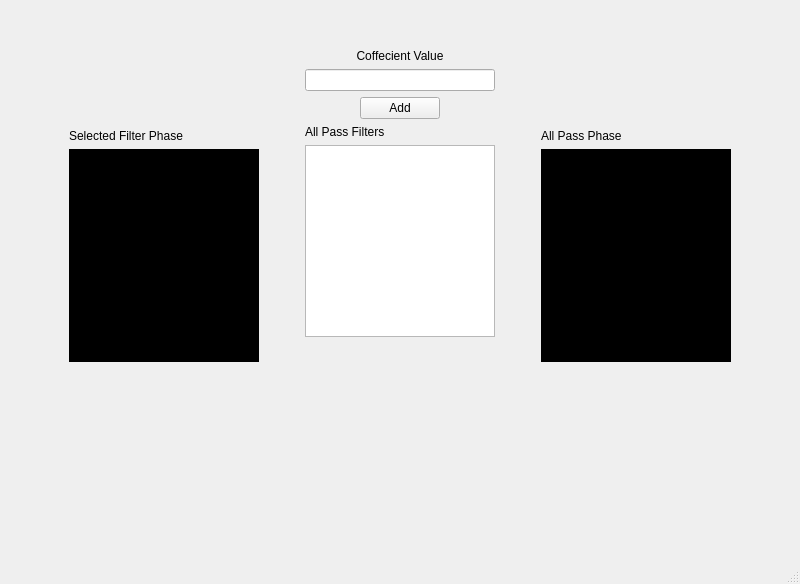
joyou159/Realtime_Digital_Filter_Design, file phaseCorrection.ui: the form before one commit.
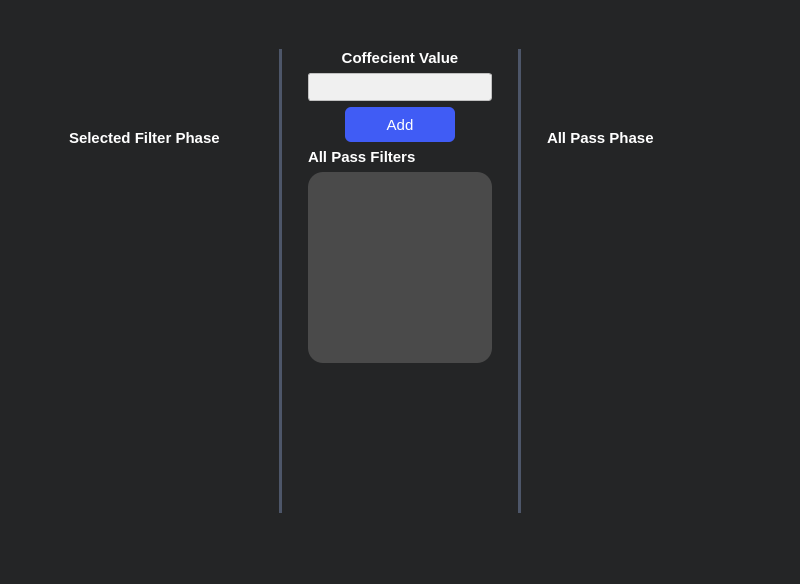
The form after the commit. Custom widgets are drawn as their Qt base class.

What changed in the file:
```diff
--- a/phaseCorrection.ui
+++ b/phaseCorrection.ui
@@ -13,10 +13,13 @@
   <property name="windowTitle">
    <string>MainWindow</string>
   </property>
+  <property name="styleSheet">
+   <string notr="true">background-color: #242526;</string>
+  </property>
   <widget class="QWidget" name="centralwidget">
    <layout class="QGridLayout" name="gridLayout">
     <item row="0" column="0">
-     <layout class="QHBoxLayout" name="horizontalLayout_2" stretch="1,1,1">
+     <layout class="QHBoxLayout" name="horizontalLayout_2" stretch="1,0,1,0,1">
       <property name="leftMargin">
        <number>40</number>
       </property>
@@ -52,6 +55,17 @@
         </item>
         <item>
          <widget class="QLabel" name="label_3">
+          <property name="font">
+           <font>
+            <pointsize>-1</pointsize>
+            <bold>true</bold>
+           </font>
+          </property>
+          <property name="styleSheet">
+           <string notr="true">color:white;
+font-size:15px;
+margin: 0 0 ;</string>
+          </property>
           <property name="text">
            <string>Selected Filter Phase</string>
           </property>
@@ -60,8 +74,8 @@
         <item>
          <widget class="PlotWidget" name="selectedFilterPhase" native="true">
           <property name="styleSheet">
-           <string notr="true">background-color: rgb(0, 0, 0);
-</string>
+           <string notr="true">border-radius: 6px;
+background: rgba(74, 74, 74, 0);</string>
           </property>
          </widget>
         </item>
@@ -80,6 +94,36 @@
         </item>
        </layout>
       </item>
+      <item>
+       <widget class="Line" name="line">
+        <property name="styleSheet">
+         <string notr="true">/* Line style */
+
+  /* Set the width of the line */
+  width: 20px;
+
+  /* Set the height of the line */
+  height: 5px;
+
+  /* Set the background color of the line */
+  background-color:rgb(77, 86, 105);
+
+  /* Set the border of the line */
+  border: 10px;
+
+  /* Set the border radius of the line */
+  border-radius:5px;
+
+
+
+
+</string>
+        </property>
+        <property name="orientation">
+         <enum>Qt::Vertical</enum>
+        </property>
+       </widget>
+      </item>
       <item>
        <layout class="QVBoxLayout" name="verticalLayout_3">
         <property name="leftMargin">
@@ -92,6 +136,17 @@
          <layout class="QVBoxLayout" name="verticalLayout">
           <item>
            <widget class="QLabel" name="label">
+            <property name="font">
+             <font>
+              <pointsize>-1</pointsize>
+              <bold>true</bold>
+             </font>
+            </property>
+            <property name="styleSheet">
+             <string notr="true">color:white;
+font-size:15px;
+margin: 0 0 ;</string>
+            </property>
             <property name="text">
              <string>Coffecient Value</string>
             </property>
@@ -102,6 +157,19 @@
           </item>
           <item>
            <widget class="QLineEdit" name="lineEdit">
+            <property name="styleSheet">
+             <string notr="true">QLineEdit {
+    background-color: #f0f0f0;  /* Background color */
+    border: 1px solid #c0c0c0;  /* Border color */
+    padding: 5px;  /* Padding */
+    border-radius: 3px;  /* Border radius */
+}
+
+QLineEdit:hover {
+    border: 1px solid #707070;  /* Border color on hover */
+}
+</string>
+            </property>
             <property name="inputMethodHints">
              <set>Qt::ImhNone</set>
             </property>
@@ -132,6 +200,41 @@
           </item>
           <item>
            <widget class="QPushButton" name="add">
+            <property name="styleSheet">
+             <string notr="true">QPushButton{
+  appearance: button;
+  backface-visibility: hidden;
+  background-color: #405cf5;
+  border-radius: 6px;
+  border-width: 0;
+  box-shadow: rgba(50, 50, 93, .1) 0 0 0 1px inset,rgba(50, 50, 93, .1) 0 2px 5px 0,rgba(0, 0, 0, .07) 0 1px 1px 0;
+  box-sizing: border-box;
+  color: #fff;
+  cursor: pointer;
+  font-family: -apple-system,system-ui,&quot;Segoe UI&quot;,Roboto,&quot;Helvetica Neue&quot;,Ubuntu,sans-serif;
+  font-size: 15px;
+  height: 35px;
+  line-height: 1.15;
+
+  outline: none;
+  overflow: hidden;
+  padding: 0 5px;
+  position: relative;
+  text-align: center;
+  text-transform: none;
+  transform: translateZ(0);
+  transition: all .2s,box-shadow .08s ease-in;
+  touch-action: manipulation;
+  width:100px;
+}
+QPushButton:hover{
+background-color: #283999;
+}
+QPushButton:pressed{
+background-color: #1c2973;
+}
+</string>
+            </property>
             <property name="text">
              <string>Add</string>
             </property>
@@ -156,13 +259,52 @@
          <layout class="QVBoxLayout" name="verticalLayout_2">
           <item>
            <widget class="QLabel" name="label_2">
+            <property name="font">
+             <font>
+              <pointsize>-1</pointsize>
+              <bold>true</bold>
+             </font>
+            </property>
+            <property name="styleSheet">
+             <string notr="true">color:white;
+font-size:15px;
+margin: 0 0 ;</string>
+            </property>
             <property name="text">
              <string>All Pass Filters</string>
             </property>
            </widget>
           </item>
           <item>
-           <widget class="QListWidget" name="filtersList"/>
+           <widget class="QListWidget" name="filtersList">
+            <property name="styleSheet">
+             <string notr="true">QListWidget {
+    background-color: #4a4a4a; /* Background color of the list widget */
+    /*border: 1px solid #c0c0c0; /* Border color and width */
+    padding: 5px; /* Padding around the list items */
+	border-radius: 15px;
+}
+
+QListWidget::item {
+    background-color: #4a4a4a; /* Background color of each list item */
+    padding: 5px; /* Padding inside each list item */
+    border-bottom: 1px solid #c0c0c0; /* Separator between list items */
+    border-radius: 15px; /* Border radius for rounded corners */
+	color: #ffffff;
+}
+
+
+QListWidget::item:selected {
+    background-color: #3399ff; /* Background color of selected item */
+    color: #ffffff; /* Text color of selected item */
+}
+
+QListWidget::item:hover {
+    background-color: #e0e0e0; /* Background color when hovering over an item */
+}
+</string>
+            </property>
+           </widget>
           </item>
           <item>
            <spacer name="verticalSpacer_3">
@@ -181,6 +323,36 @@
         </item>
        </layout>
       </item>
+      <item>
+       <widget class="Line" name="line_2">
+        <property name="styleSheet">
+         <string notr="true">/* Line style */
+
+  /* Set the width of the line */
+  width: 20px;
+
+  /* Set the height of the line */
+  height: 5px;
+
+  /* Set the background color of the line */
+  background-color:rgb(77, 86, 105);
+
+  /* Set the border of the line */
+  border: 10px;
+
+  /* Set the border radius of the line */
+  border-radius:5px;
+
+
+
+
+</string>
+        </property>
+        <property name="orientation">
+         <enum>Qt::Vertical</enum>
+        </property>
+       </widget>
+      </item>
       <item>
        <layout class="QVBoxLayout" name="verticalLayout_4" stretch="0,0,1,0">
         <property name="leftMargin">
@@ -204,6 +376,17 @@
         </item>
         <item>
          <widget class="QLabel" name="label_4">
+          <property name="font">
+           <font>
+            <pointsize>-1</pointsize>
+            <bold>true</bold>
+           </font>
+          </property>
+          <property name="styleSheet">
+           <string notr="true">color:white;
+font-size:15px;
+margin: 0 0 ;</string>
+          </property>
           <property name="text">
            <string>All Pass Phase</string>
           </property>
@@ -212,8 +395,8 @@
         <item>
          <widget class="PlotWidget" name="allPassPhase" native="true">
           <property name="styleSheet">
-           <string notr="true">background-color: rgb(0, 0, 0);
-</string>
+           <string notr="true">border-radius: 6px;
+background: rgba(74, 74, 74, 0);</string>
           </property>
          </widget>
         </item>
```
Left out of the diff: 2 changed lines with no effect on the pictures.
